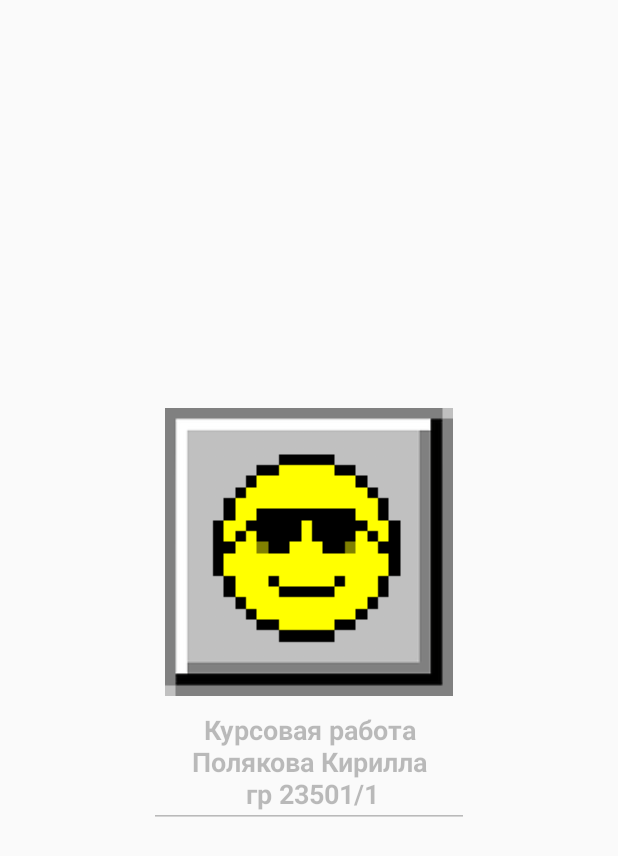
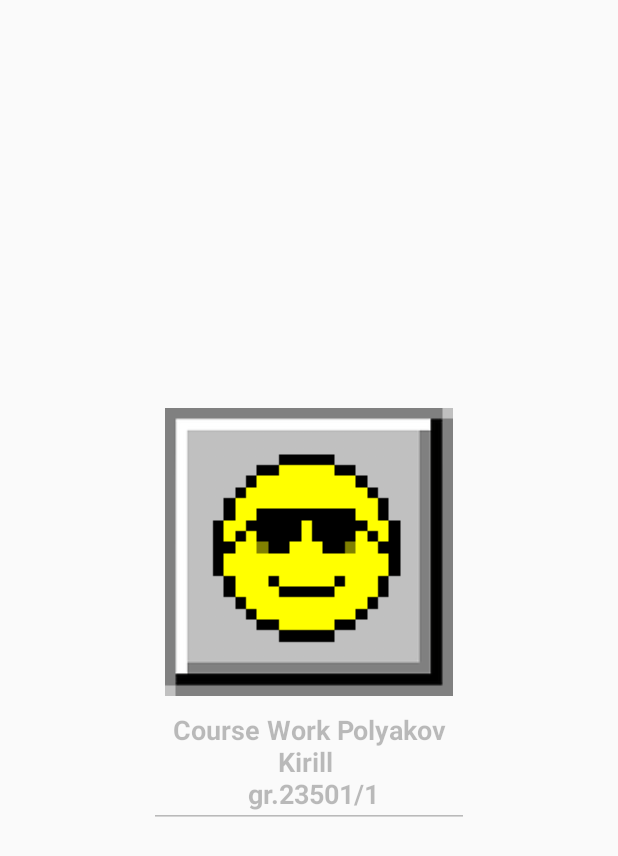
Before and after one commit to Aezakme/Bomber, an Android app: the About screen opened directly, with no data from a screen before it, on a phone screen of 412 x 824 dp. Shown: the top 856 px of the screen. Run offline under Robolectric (Android 15) with nearby library versions, the phone set to English and light mode, and no system bars.

Commit message:
Little mistake fix

```diff
--- a/app/src/main/res/values/strings.xml
+++ b/app/src/main/res/values/strings.xml
@@ -7,5 +7,5 @@
     <string name="game_string">Play!</string>
     <string name="field_size">Field Size</string>
     <string name="number_mines">Number of mines</string>
-    <string name="About">Курсовая работа Полякова Кирилла\n гр 23501/1</string>
+    <string name="About">Course Work Polyakov Kirill \n gr.23501/1</string>
 </resources>
```
Also changed, not shown: 1 other file.
